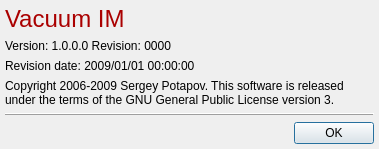
Qt form trunk/src/loader/aboutbox.ui (vacuum-im/vacuum-im) before a commit.
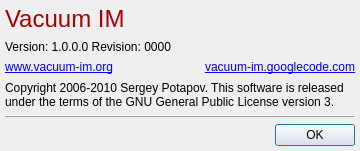
The same form after that commit.

Diff of the .ui file:
```diff
--- a/trunk/src/loader/aboutbox.ui
+++ b/trunk/src/loader/aboutbox.ui
@@ -6,8 +6,8 @@
    <rect>
     <x>0</x>
     <y>0</y>
-    <width>379</width>
-    <height>149</height>
+    <width>360</width>
+    <height>151</height>
    </rect>
   </property>
   <property name="windowTitle">
@@ -91,16 +91,33 @@
     </widget>
    </item>
    <item>
-    <widget class="QLabel" name="lblDate">
-     <property name="text">
-      <string notr="true">Revision date: 2009/01/01 00:00:00</string>
-     </property>
-    </widget>
+    <layout class="QHBoxLayout" name="horizontalLayout_2">
+     <item>
+      <widget class="QLabel" name="lblHomePage">
+       <property name="text">
+        <string notr="true">&lt;a href='http://www.vacuum-im.org'&gt;www.vacuum-im.org&lt;/a&gt;</string>
+       </property>
+       <property name="alignment">
+        <set>Qt::AlignLeading|Qt::AlignLeft|Qt::AlignVCenter</set>
+       </property>
+      </widget>
+     </item>
+     <item>
+      <widget class="QLabel" name="lblSourcePage">
+       <property name="text">
+        <string notr="true">&lt;a href='http://code.google.com/p/vacuum-im/'&gt;vacuum-im.googlecode.com&lt;/a&gt;</string>
+       </property>
+       <property name="alignment">
+        <set>Qt::AlignRight|Qt::AlignTrailing|Qt::AlignVCenter</set>
+       </property>
+      </widget>
+     </item>
+    </layout>
    </item>
    <item>
     <widget class="QLabel" name="lblCopyright">
      <property name="text">
-      <string notr="true">Copyright 2006-2009 Sergey Potapov. This software is released under the terms of the GNU General Public License version 3.</string>
+      <string notr="true">Copyright 2006-2010 Sergey Potapov. This software is released under the terms of the GNU General Public License version 3.</string>
      </property>
      <property name="wordWrap">
       <bool>true</bool>
```
